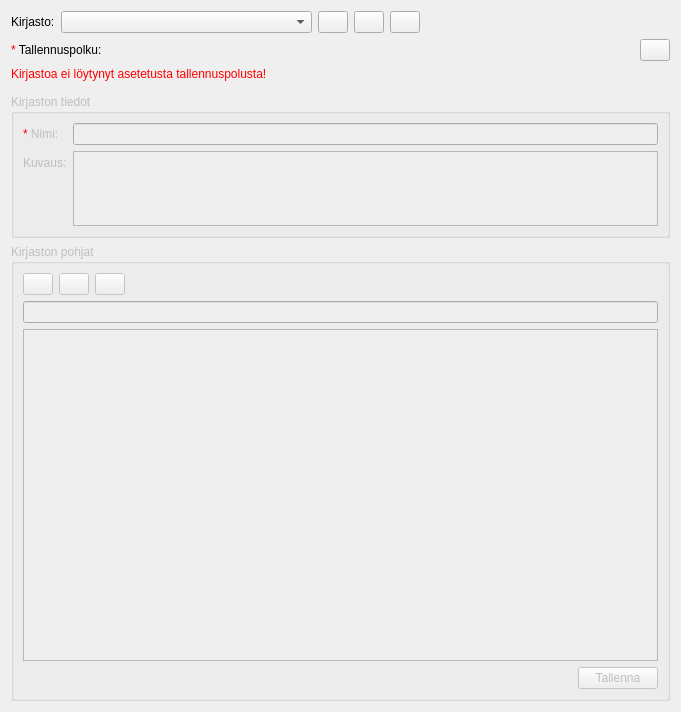
Before: the Qt Designer form arho_feature_template/gui/components/library_display_widget.ui in GispoCoding/arho-qgis-plugin, drawn with Qt 5.
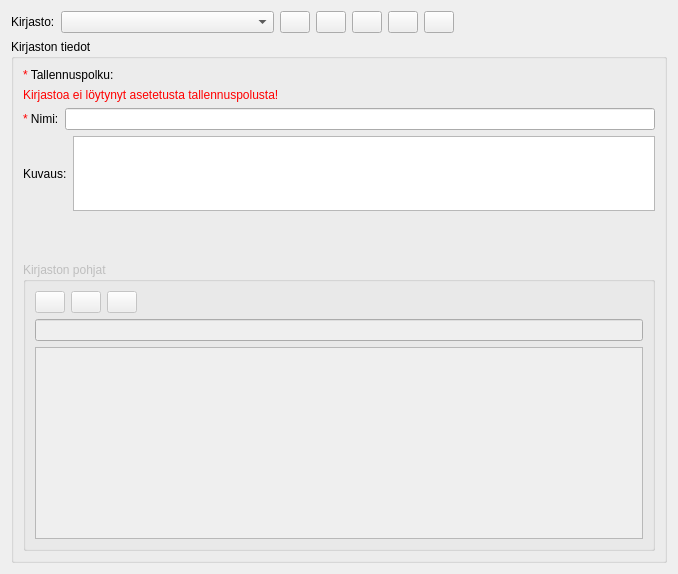
After: the same form once the commit is applied. Custom widgets are drawn as their Qt base class.

Commit message: Refactor LibraryDisplayWidget layout

```diff
--- a/arho_feature_template/gui/components/library_display_widget.ui
+++ b/arho_feature_template/gui/components/library_display_widget.ui
@@ -6,8 +6,8 @@
    <rect>
     <x>0</x>
     <y>0</y>
-    <width>681</width>
-    <height>712</height>
+    <width>678</width>
+    <height>574</height>
    </rect>
   </property>
   <property name="windowTitle">
@@ -68,6 +68,22 @@
        </property>
       </widget>
      </item>
+     <item>
+      <widget class="QPushButton" name="reload_library_btn">
+       <property name="maximumSize">
+        <size>
+         <width>30</width>
+         <height>16777215</height>
+        </size>
+       </property>
+       <property name="toolTip">
+        <string>Lataa kirjasto uudelleen annetusta polusta</string>
+       </property>
+       <property name="text">
+        <string/>
+       </property>
+      </widget>
+     </item>
      <item>
       <widget class="QPushButton" name="delete_library_btn">
        <property name="maximumSize">
@@ -84,6 +100,22 @@
        </property>
       </widget>
      </item>
+     <item>
+      <widget class="QPushButton" name="save_library_btn">
+       <property name="maximumSize">
+        <size>
+         <width>30</width>
+         <height>16777215</height>
+        </size>
+       </property>
+       <property name="toolTip">
+        <string>Tallenna kirjasto</string>
+       </property>
+       <property name="text">
+        <string/>
+       </property>
+      </widget>
+     </item>
      <item>
       <spacer name="horizontalSpacer_7">
        <property name="orientation">
@@ -100,6 +132,12 @@
     </layout>
    </item>
    <item>
+    <widget class="QGroupBox" name="library_details_groupbox">
+     <property name="title">
+      <string>Kirjaston tiedot</string>
+     </property>
+     <layout class="QVBoxLayout" name="verticalLayout_3">
+      <item>
     <layout class="QHBoxLayout" name="horizontalLayout_10">
      <item>
       <widget class="QLabel" name="file_path_label_4">
@@ -124,22 +162,6 @@
        </property>
       </widget>
      </item>
-     <item>
-      <widget class="QPushButton" name="reload_library_btn">
-       <property name="maximumSize">
-        <size>
-         <width>30</width>
-         <height>16777215</height>
-        </size>
-       </property>
-       <property name="toolTip">
-        <string>Lataa kirjasto uudelleen annetusta polusta</string>
-       </property>
-       <property name="text">
-        <string/>
-       </property>
-      </widget>
-     </item>
     </layout>
    </item>
    <item>
@@ -150,58 +172,33 @@
     </widget>
    </item>
    <item>
-    <spacer name="verticalSpacer_3">
-     <property name="orientation">
-      <enum>Qt::Vertical</enum>
-     </property>
-     <property name="sizeType">
-      <enum>QSizePolicy::Minimum</enum>
-     </property>
-     <property name="sizeHint" stdset="0">
-      <size>
-       <width>20</width>
-       <height>7</height>
-      </size>
-     </property>
-    </spacer>
-   </item>
+       <layout class="QHBoxLayout" name="horizontalLayout_3">
    <item>
-    <widget class="QgsCollapsibleGroupBox" name="library_details_groupbox">
-     <property name="enabled">
-      <bool>false</bool>
-     </property>
-     <property name="sizePolicy">
-      <sizepolicy hsizetype="Preferred" vsizetype="Maximum">
-       <horstretch>0</horstretch>
-       <verstretch>0</verstretch>
-      </sizepolicy>
-     </property>
-     <property name="title">
-      <string>Kirjaston tiedot</string>
-     </property>
-     <layout class="QFormLayout" name="formLayout_4">
-      <item row="0" column="0">
        <widget class="QLabel" name="name_label">
         <property name="text">
          <string>&lt;html&gt;&lt;head/&gt;&lt;body&gt;&lt;p&gt;&lt;span style=&quot; color:#ff0000;&quot;&gt;*&lt;/span&gt; Nimi:&lt;/p&gt;&lt;/body&gt;&lt;/html&gt;</string>
         </property>
        </widget>
       </item>
-      <item row="0" column="1">
+        <item>
        <widget class="QLineEdit" name="library_name">
         <property name="toolTip">
          <string>Kirjaston nimi</string>
         </property>
        </widget>
       </item>
-      <item row="1" column="0">
+       </layout>
+      </item>
+      <item>
+       <layout class="QHBoxLayout" name="horizontalLayout_2">
+        <item>
        <widget class="QLabel" name="description_label">
         <property name="text">
          <string>Kuvaus:</string>
         </property>
        </widget>
       </item>
-      <item row="1" column="1">
+        <item>
        <widget class="QTextEdit" name="library_description">
         <property name="maximumSize">
          <size>
@@ -215,7 +212,19 @@
        </widget>
       </item>
      </layout>
-    </widget>
+      </item>
+      <item>
+       <spacer name="verticalSpacer">
+        <property name="orientation">
+         <enum>Qt::Vertical</enum>
+        </property>
+        <property name="sizeHint" stdset="0">
+         <size>
+          <width>20</width>
+          <height>40</height>
+         </size>
+        </property>
+       </spacer>
    </item>
    <item>
     <widget class="QGroupBox" name="library_elements_box">
@@ -320,29 +329,8 @@
         </property>
        </widget>
       </item>
-      <item>
-       <layout class="QHBoxLayout" name="horizontalLayout">
-        <item>
-         <spacer name="horizontalSpacer">
-          <property name="orientation">
-           <enum>Qt::Horizontal</enum>
-          </property>
-          <property name="sizeHint" stdset="0">
-           <size>
-            <width>40</width>
-            <height>20</height>
-           </size>
-          </property>
-         </spacer>
-        </item>
-        <item>
-         <widget class="QPushButton" name="save_library_btn">
-          <property name="text">
-           <string>Tallenna</string>
-          </property>
-         </widget>
-        </item>
-       </layout>
+        </layout>
+       </widget>
       </item>
      </layout>
     </widget>
@@ -350,12 +338,6 @@
   </layout>
  </widget>
  <customwidgets>
-  <customwidget>
-   <class>QgsCollapsibleGroupBox</class>
-   <extends>QGroupBox</extends>
-   <header>qgscollapsiblegroupbox.h</header>
-   <container>1</container>
-  </customwidget>
   <customwidget>
    <class>QgsFileWidget</class>
    <extends>QWidget</extends>
```
Lines whose indentation alone changed are shown as unchanged. The commit also changes 2 other files.
